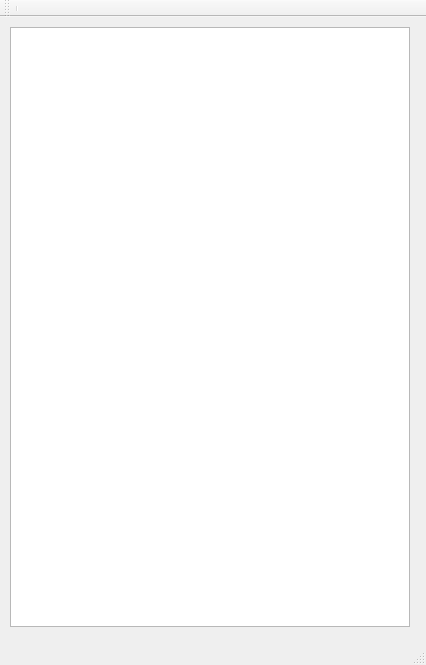
Old version of the form mainwindow.ui in the repository YEN-PO-CHEN/Doodle_Jump.
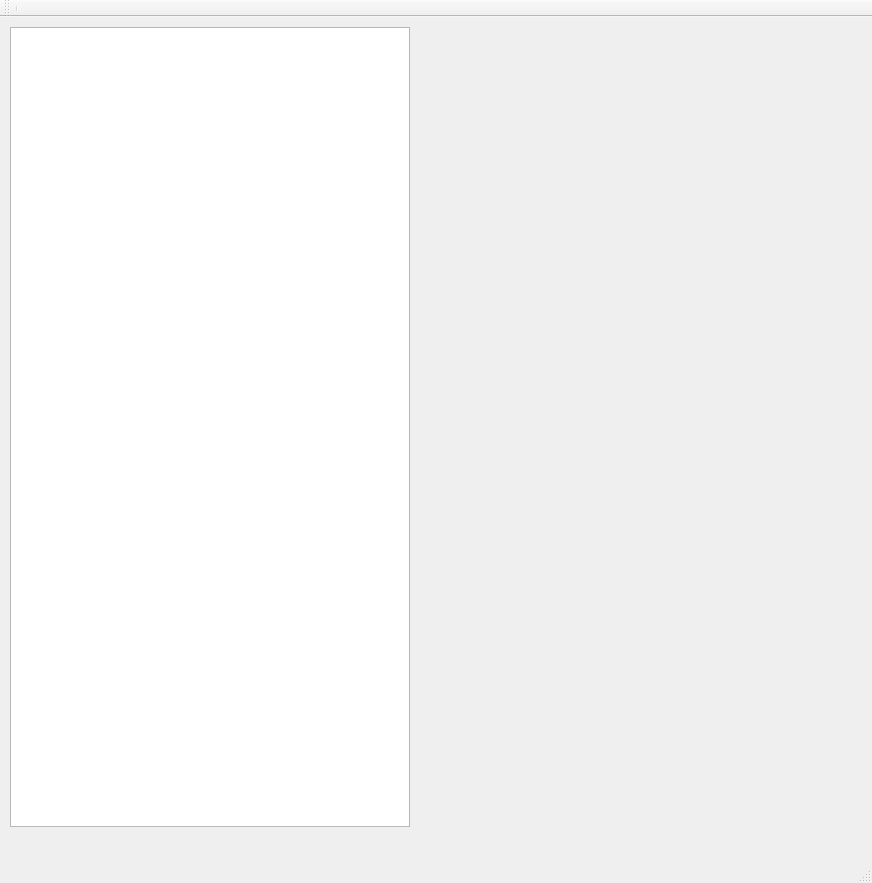
New version of the form.

What changed in the file:
```diff
--- a/mainwindow.ui
+++ b/mainwindow.ui
@@ -6,8 +6,8 @@
    <rect>
     <x>0</x>
     <y>0</y>
-    <width>426</width>
-    <height>665</height>
+    <width>872</width>
+    <height>883</height>
    </rect>
   </property>
   <property name="windowTitle">
@@ -20,7 +20,7 @@
       <x>10</x>
       <y>10</y>
       <width>400</width>
-      <height>600</height>
+      <height>800</height>
      </rect>
     </property>
     <property name="verticalScrollBarPolicy">
```
Left out of the diff: 2 changed lines with no effect on the pictures.
